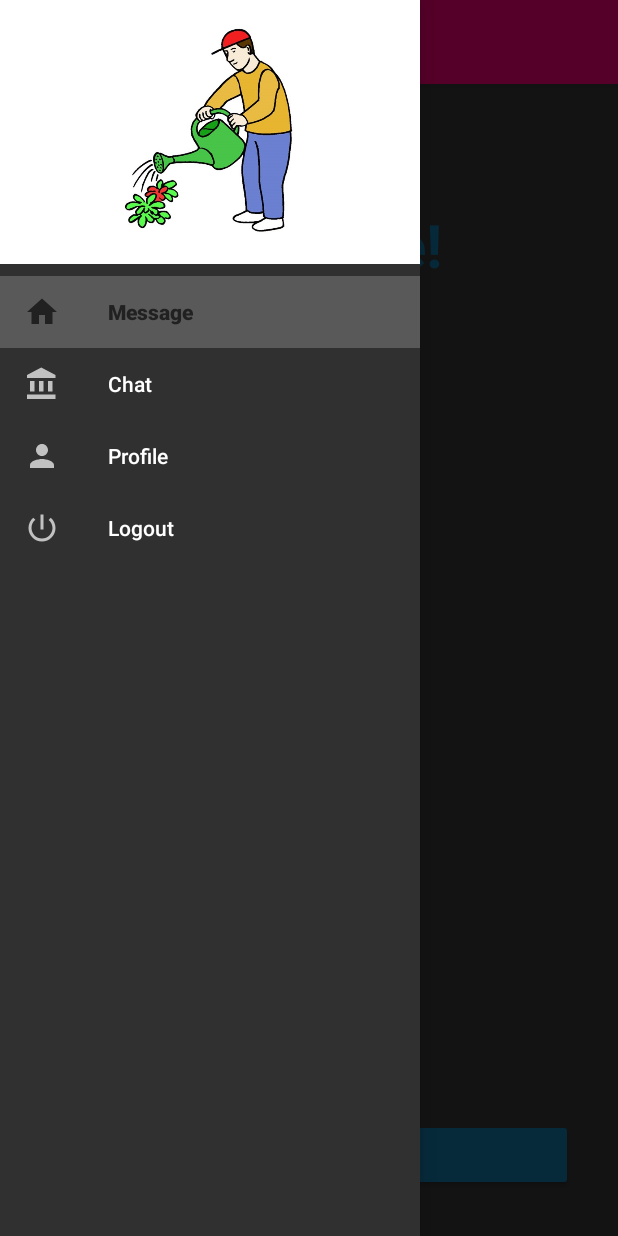
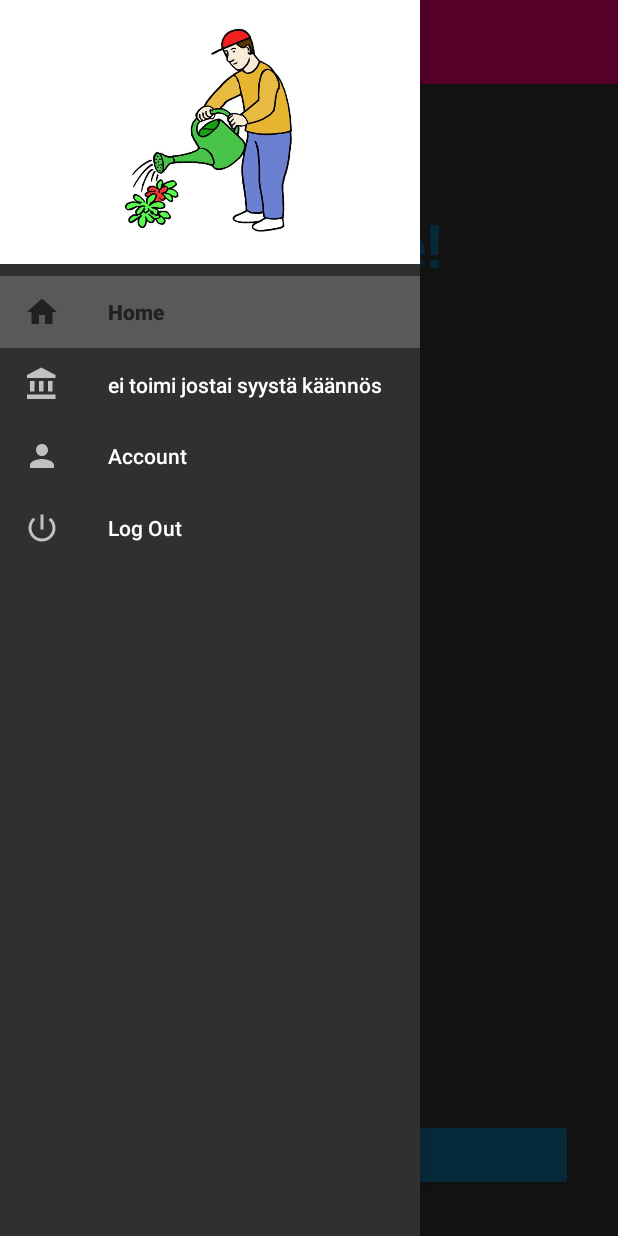
Before and after one commit to KakkuCake/BankApplication, an Android app: the HomeActivity screen opened directly, with no data from a screen before it, with the side drawer open, on a phone screen of 412 x 824 dp. Run offline under Robolectric (Android 15) with nearby library versions, the phone set to English and light mode, and no system bars.

Commit message:
käännöksiä.

```diff
--- a/app/src/main/java/com/example/bankapplication/HomeActivity.java
+++ b/app/src/main/java/com/example/bankapplication/HomeActivity.java
@@ -6,7 +6,9 @@ import androidx.appcompat.app.AppCompatActivity;
 import androidx.core.view.GravityCompat;
 import androidx.drawerlayout.widget.DrawerLayout;
 
+import android.annotation.SuppressLint;
 import android.os.Bundle;
+import android.view.Menu;
 import android.view.MenuItem;
 import android.widget.Toast;
 
@@ -17,6 +19,7 @@ import com.google.android.material.navigation.NavigationView;
 public class HomeActivity extends AppCompatActivity implements NavigationView.OnNavigationItemSelectedListener {
     private DrawerLayout drawer;
 
+    @SuppressLint("ResourceType")
     @Override
     protected void onCreate(Bundle savedInstanceState) {
         super.onCreate(savedInstanceState);
@@ -28,8 +31,22 @@ public class HomeActivity extends AppCompatActivity implements NavigationView.On
 
         drawer = findViewById(R.id.drawer_layout);
         NavigationView navigationView = findViewById(R.id.navigation_view);
+        ///
+        Menu menu = navigationView.getMenu();
+        MenuItem tittle1 = menu.findItem(R.id.navigation_home);
+        tittle1.setTitle(getString(R.string.home));
+
+        MenuItem tittle2 = menu.findItem(R.id.navigation_bank_actions);
+        tittle2.setTitle("ei toimi jostai syystä käännös pitää selvittää.");
+
+        MenuItem tittle3 = menu.findItem(R.id.navigation_account);
+        tittle3.setTitle(getString(R.string.account));
+
+        MenuItem tittle4 = menu.findItem(R.id.navigation_logout);
+        tittle4.setTitle(getString(R.string.logOut));
+
         navigationView.setNavigationItemSelectedListener(this);
-
+        ///
         ActionBarDrawerToggle toggle = new ActionBarDrawerToggle(this, drawer, toolbar,
                 R.string.navigation_drawer_open, R.string.navigation_drawer_close);
 
@@ -59,7 +76,7 @@ public class HomeActivity extends AppCompatActivity implements NavigationView.On
                         new AccountFragment()).commit();
                 break;
             case R.id.navigation_logout:
-                Toast.makeText(this, "Send", Toast.LENGTH_SHORT).show();
+                Toast.makeText(this, getString(R.string.loggedOut), Toast.LENGTH_SHORT).show();
                 break;
         }
 
--- a/app/src/main/res/layout/navigation_header.xml
+++ b/app/src/main/res/layout/navigation_header.xml
@@ -15,7 +15,7 @@
 
     <TextView
         android:layout_width="wrap_content"
-        android:layout_height="wrap_content"
+        android:layout_height="0dp"
         android:paddingTop="8dp"
         android:text="Kallen koodit :D1"
         android:textAppearance="@style/TextAppearance.AppCompat.Body1" />
--- /dev/null
+++ b/app/src/main/res/values/ids.xml
@@ -0,0 +1,5 @@
+<?xml version="1.0" encoding="utf-8"?>
+<resources>
+
+    <item name="transactions" type="id" />
+</resources>
--- a/app/src/main/res/values/strings.xml
+++ b/app/src/main/res/values/strings.xml
@@ -25,4 +25,8 @@
     <string name="welcome">Welcome!</string>
     <string name="editProfile">Edit Profile</string>
     <string name="logOut">Log Out</string>
+    <string name="loggedOut">Logged out!</string>
+    <string name="account">Account</string>
+    <string name="transactions">Transactions</string>
+    <string name="home">Home</string>
 </resources>
```
Also changed, not shown: 2 other files.
